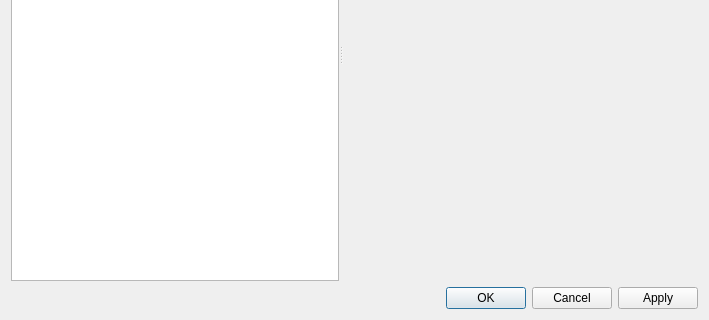
Old version of the form client/OptionsDialog.ui in the repository OpenRcon/OpenRcon; both pictures show x 0 to 709 and y 185 to 505 of the 709 by 505 pixel window.
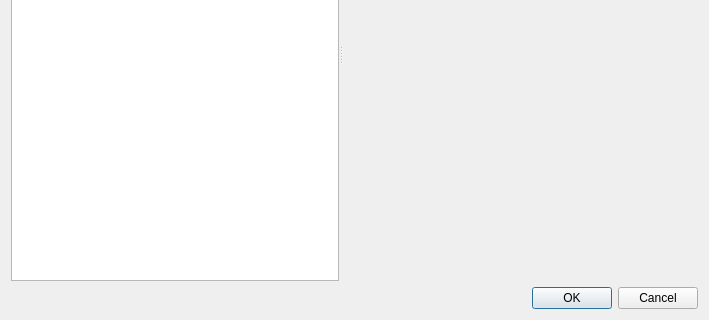
New version of the form. Icons and pictures are not drawn.

The edit to the form file:
```diff
--- a/client/OptionsDialog.ui
+++ b/client/OptionsDialog.ui
@@ -18,6 +18,13 @@
     <normaloff>:/icons/openrcon.png</normaloff>:/icons/openrcon.png</iconset>
   </property>
   <layout class="QGridLayout" name="gridLayout_2">
+   <item row="1" column="0">
+    <widget class="QDialogButtonBox" name="buttonBox">
+     <property name="standardButtons">
+      <set>QDialogButtonBox::Cancel|QDialogButtonBox::Ok</set>
+     </property>
+    </widget>
+   </item>
    <item row="0" column="0">
     <widget class="QSplitter" name="splitter">
      <property name="orientation">
@@ -107,30 +114,6 @@
      </widget>
     </widget>
    </item>
-   <item row="1" column="0">
-    <layout class="QHBoxLayout" name="horizontalLayout">
-     <item>
-      <spacer name="horizontalSpacer_2">
-       <property name="orientation">
-        <enum>Qt::Horizontal</enum>
-       </property>
-       <property name="sizeHint" stdset="0">
-        <size>
-         <width>40</width>
-         <height>20</height>
-        </size>
-       </property>
-      </spacer>
-     </item>
-     <item>
-      <widget class="QDialogButtonBox" name="buttonBox">
-       <property name="standardButtons">
-        <set>QDialogButtonBox::Apply|QDialogButtonBox::Cancel|QDialogButtonBox::Ok</set>
-       </property>
-      </widget>
-     </item>
-    </layout>
-   </item>
   </layout>
  </widget>
  <tabstops>
```
Left out of the diff: 9 changed lines with no effect on the pictures.
